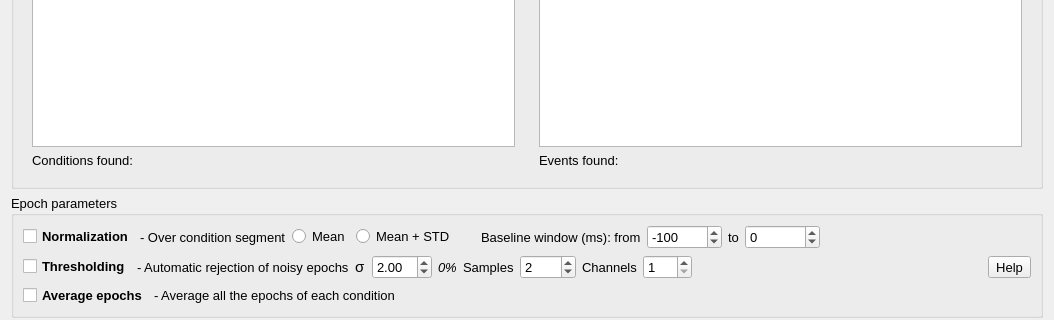
Before: the Qt Designer form eeg_features/segmentation/ui.ui in medusabci/medusa-analyzer, drawn with Qt 5; both pictures show x 0 to 1054 and y 248 to 568 of the 1054 by 935 pixel window.
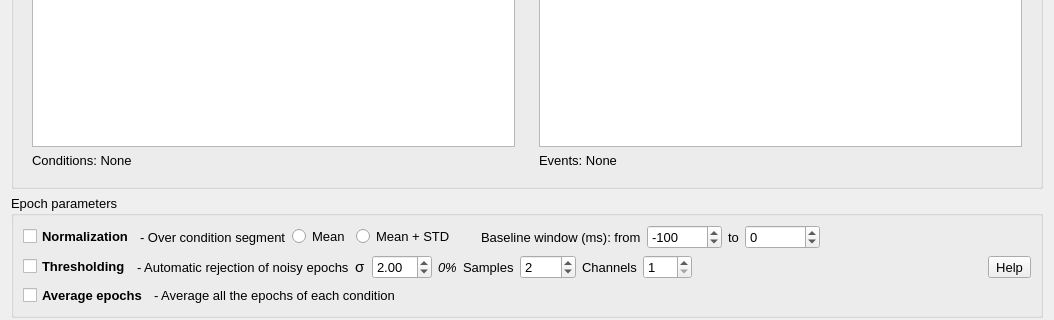
After: the same form once the commit is applied.

```diff
--- a/eeg_features/segmentation/ui.ui
+++ b/eeg_features/segmentation/ui.ui
@@ -298,7 +298,7 @@
               </sizepolicy>
              </property>
              <property name="text">
-              <string>Conditions found: </string>
+              <string>Conditions: None </string>
              </property>
             </widget>
            </item>
@@ -331,7 +331,7 @@
               </sizepolicy>
              </property>
              <property name="text">
-              <string>Events found: </string>
+              <string>Events: None </string>
              </property>
             </widget>
            </item>
```
Left out of the diff: 33 changed lines with no effect on the pictures.
